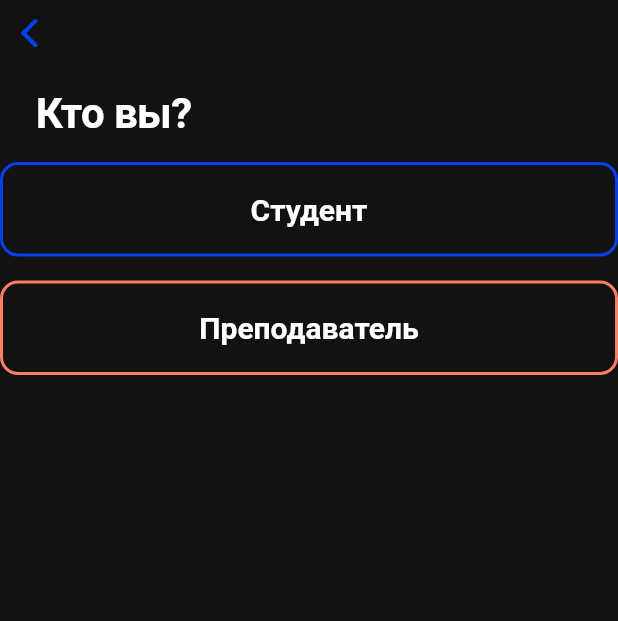
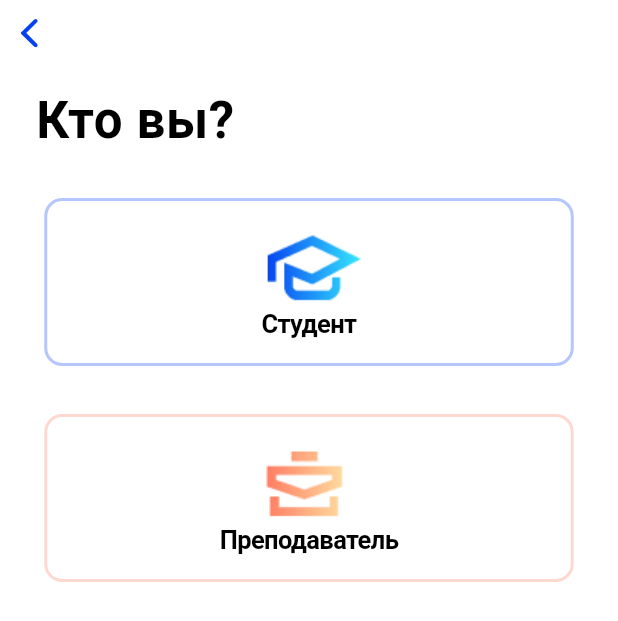
Before and after one commit to pobortsevv/misis-flutter, a Flutter app: the StatusScreen screen opened directly with empty values, on a phone screen of 412 x 824 dp. Shown: the top 621 px of the screen. Run offline on Flutter 3.47's test engine with Material 3 defaults, Android fonts, the phone set to English and light mode, and no system bars; our stand-ins replace flutter_native_splash, go_router, shared_preferences; accounts and stored records are empty; network calls fail; Roboto replaces fonts that are missing (Roboto-Bold).

Commit message:
login layout done

```diff
--- a/lib/main.dart
+++ b/lib/main.dart
@@ -36,7 +36,7 @@ class MyApp extends StatelessWidget {
     FlutterNativeSplash.remove();
 
     return CupertinoApp.router(
-      theme: ThemeClass.darkThemeData,
+      theme: ThemeClass.lightThemeData,
       routerConfig: router.getRouter(),
     );
   }
--- a/lib/router/app_router.dart
+++ b/lib/router/app_router.dart
@@ -7,15 +7,13 @@ import 'package:misis/screens/named_screen.dart';
 import 'package:misis/screens/root/nav_bar.dart';
 
 final class AppRouter {
-  final AppProvider _provider;
   final ProfileManager _profileManager;
   final LoginRouter _loginRouter;
 
   AppRouter({
     required AppProvider provider,
     required ProfileManager profileManager
-  }) : _provider = provider,
-   _profileManager = profileManager,
+  }) : _profileManager = profileManager,
    _loginRouter = LoginRouter(provider: provider, profileManager: profileManager);
 
   GoRouter getRouter() {
--- a/lib/screens/named_screen.dart
+++ b/lib/screens/named_screen.dart
@@ -1,6 +1,4 @@
 import 'package:flutter/cupertino.dart';
-import 'package:flutter/material.dart';
-import 'package:misis/models/profile.dart';
 
 class EmptyScreen extends StatelessWidget {
   final String title;
--- a/lib/screens/status_screen/status_screen.dart
+++ b/lib/screens/status_screen/status_screen.dart
@@ -1,6 +1,8 @@
 import 'package:flutter/cupertino.dart';
 import 'package:misis/figma/styles.dart';
 import 'package:misis/screens/status_screen/status_view_model.dart';
+
+import 'widgets/status_button.dart';
 
 class StatusScreen extends StatelessWidget {
   final StatusViewModel vm;
@@ -27,15 +29,14 @@ class StatusScreen extends StatelessWidget {
           ),
           StatusButton(
             title: 'Студент',
-            color: FigmaColors.primary,
+            color: FigmaColors.primary.withOpacity(0.3),
+            image: const AssetImage('assets/images/hat.png'),
             onTap: () => vm.onStudentTap(context)
-          ),
-          const SizedBox(
-            height: 16,
           ),
           StatusButton(
             title: 'Преподаватель',
-            color: FigmaColors.secondary,
+            color: FigmaColors.secondary.withOpacity(0.3),
+            image: const AssetImage('assets/images/suitcase.png'),
             onTap: () => vm.onTeacherTap(context)
           )
         ],
@@ -43,36 +44,3 @@ class StatusScreen extends StatelessWidget {
     );
   }
 }
-
-class StatusButton extends StatelessWidget {
-  final String title;
-  final Color color;
-  final Function onTap;
-
-  const StatusButton({
-    required this.title,
-    required this.color,
-    required this.onTap,
-    super.key,
-  });
-
-  @override
-  Widget build(BuildContext context) {
-    return GestureDetector(
-      onTap: () async { onTap(); },
-      child: Container(
-        padding: const EdgeInsets.symmetric(horizontal: 29.5, vertical: 16),
-        decoration: BoxDecoration(
-          border: Border.all(color: color, width: 2),
-          borderRadius: const BorderRadius.all(Radius.circular(12))
-        ),
-        child: Column(
-          children: [
-            // Image(image: ),
-            Text(title, style: CupertinoTheme.of(context).textTheme.navTitleTextStyle, textAlign: TextAlign.center)
-          ]
-        )
-      )
-    );
-  }
-}
--- /dev/null
+++ b/lib/screens/status_screen/widgets/status_button.dart
@@ -0,0 +1,37 @@
+import 'package:flutter/cupertino.dart';
+
+class StatusButton extends StatelessWidget {
+  final String title;
+  final Color color;
+  final AssetImage image;
+  final Function onTap;
+
+  const StatusButton({
+    required this.title,
+    required this.color,
+    required this.image,
+    required this.onTap,
+    super.key,
+  });
+
+  @override
+  Widget build(BuildContext context) {
+    return GestureDetector(
+      onTap: () async { onTap(); },
+      child: Container(
+        padding: const EdgeInsets.symmetric(horizontal: 29.5, vertical: 16),
+        margin: const EdgeInsets.symmetric(horizontal: 29.5, vertical: 16),
+        decoration: BoxDecoration(
+          border: Border.all(color: color, width: 2),
+          borderRadius: const BorderRadius.all(Radius.circular(12))
+        ),
+        child: Column(
+          children: [
+            Image(image: image),
+            Text(title, style: CupertinoTheme.of(context).textTheme.navTitleTextStyle, textAlign: TextAlign.center)
+          ]
+        )
+      )
+    );
+  }
+}
--- a/pubspec.yaml
+++ b/pubspec.yaml
@@ -67,9 +67,8 @@ flutter:
   uses-material-design: false
 
   # To add assets to your application, add an assets section, like this:
-  # assets:
-  #   - assets/icons/
-  #   - images/a_dot_ham.jpeg
+  assets:
+    - assets/images/
 
   # An image asset can refer to one or more resolution-specific "variants", see
   # https://flutter.dev/assets-and-images/#resolution-aware
```
Also changed, not shown: lib/screens/list_screen/list_screen.dart (+3 -74 lines), lib/screens/list_screen/widgets/list_item_widget.dart (added, +16 -0 lines), lib/screens/list_screen/widgets/searchable_listing_widget.dart (added, +63 -0 lines), assets/images/hat.png (added), assets/images/suitcase.png (added), 1 other file.
